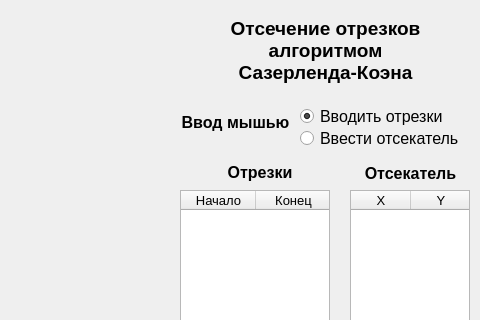
Above: antsor/lab_08/window.ui from SGCube/IU7-Computer-Graphics before the change; both pictures show x 480 to 960 and y 0 to 320 of the 960 by 720 pixel window. Below: the same form after it.
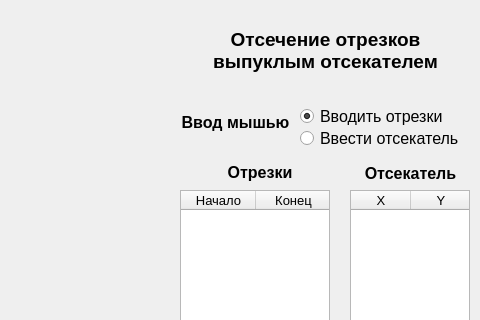
That is the form after the change. Custom widgets are drawn as their Qt base class.

What changed in the file:
```diff
--- a/antsor/lab_08/window.ui
+++ b/antsor/lab_08/window.ui
@@ -38,8 +38,7 @@
     </property>
     <property name="text">
      <string>Отсечение отрезков
-алгоритмом
-Сазерленда-Коэна</string>
+выпуклым отсекателем</string>
     </property>
     <property name="alignment">
      <set>Qt::AlignCenter</set>
```
Left out of the diff: 2 changed lines with no effect on the pictures.
